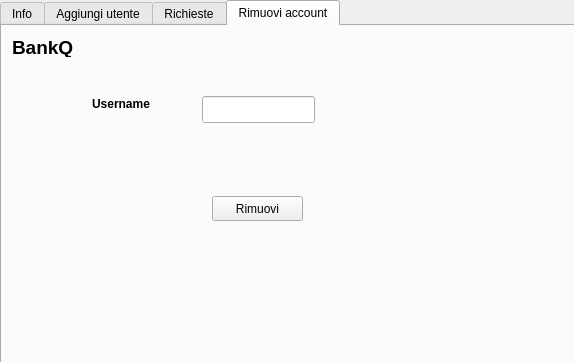
First picture: the form in BankQ/admininfo.ui, repository marcofranceschini/p2_project, before the edit.
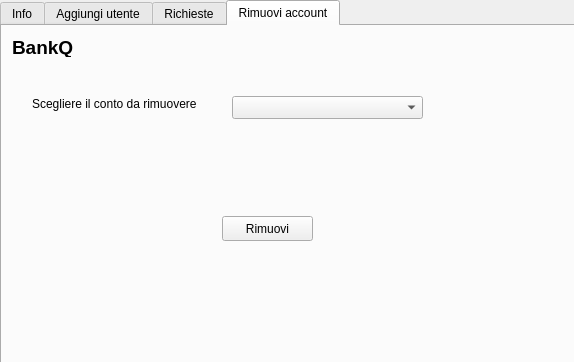
Second picture: the form after the edit. The open tabs and pages were chosen to show the change.

The edit to the form file:
```diff
--- a/BankQ/admininfo.ui
+++ b/BankQ/admininfo.ui
@@ -586,34 +586,11 @@
       <string>&lt;html&gt;&lt;head/&gt;&lt;body&gt;&lt;p&gt;&lt;span style=&quot; font-size:14pt; font-weight:600;&quot;&gt;BankQ&lt;/span&gt;&lt;/p&gt;&lt;/body&gt;&lt;/html&gt;</string>
      </property>
     </widget>
-    <widget class="QLabel" name="label_22">
-     <property name="geometry">
-      <rect>
-       <x>90</x>
-       <y>70</y>
-       <width>81</width>
-       <height>17</height>
-      </rect>
-     </property>
-     <property name="text">
-      <string>&lt;html&gt;&lt;head/&gt;&lt;body&gt;&lt;p&gt;&lt;span style=&quot; font-weight:600;&quot;&gt;Username&lt;/span&gt;&lt;/p&gt;&lt;/body&gt;&lt;/html&gt;</string>
-     </property>
-    </widget>
-    <widget class="QLineEdit" name="lineEdit_10">
-     <property name="geometry">
-      <rect>
-       <x>200</x>
-       <y>70</y>
-       <width>113</width>
-       <height>27</height>
-      </rect>
-     </property>
-    </widget>
     <widget class="QToolButton" name="toolButton_3">
      <property name="geometry">
       <rect>
-       <x>210</x>
-       <y>170</y>
+       <x>220</x>
+       <y>190</y>
        <width>91</width>
        <height>25</height>
       </rect>
@@ -622,6 +599,29 @@
       <string>Rimuovi</string>
      </property>
     </widget>
+    <widget class="QLabel" name="label_26">
+     <property name="geometry">
+      <rect>
+       <x>30</x>
+       <y>70</y>
+       <width>201</width>
+       <height>16</height>
+      </rect>
+     </property>
+     <property name="text">
+      <string>Scegliere il conto da rimuovere</string>
+     </property>
+    </widget>
+    <widget class="QComboBox" name="comboBox">
+     <property name="geometry">
+      <rect>
+       <x>230</x>
+       <y>70</y>
+       <width>191</width>
+       <height>23</height>
+      </rect>
+     </property>
+    </widget>
    </widget>
   </widget>
  </widget>
```
Left out of the diff: 8 changed lines with no effect on the pictures.
